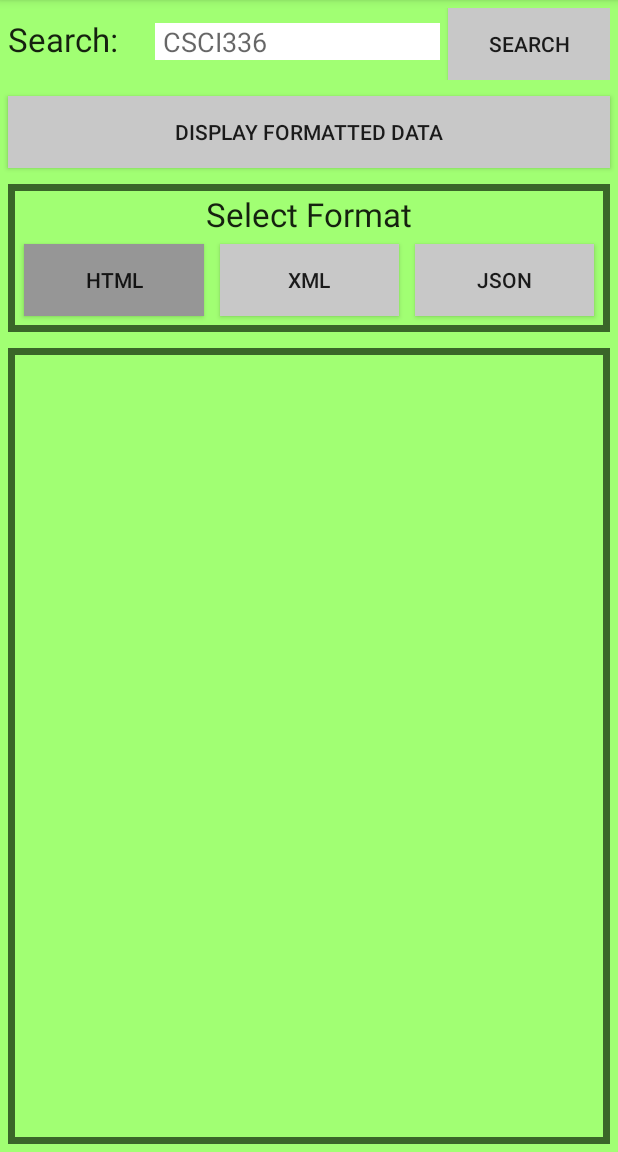
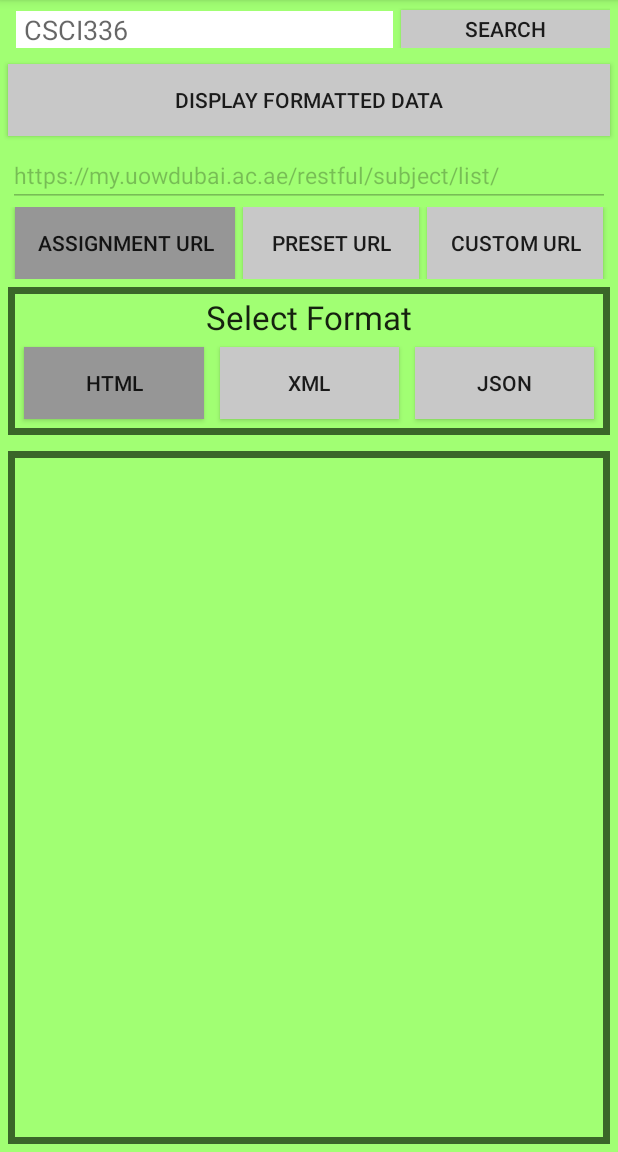
Before and after one commit to Kalithrasil/CSCI342Assignment2, an Android app: the screen it shows after launch (MainActivity), on a phone screen of 412 x 824 dp, the part 84-1236 px from its top. Run offline under Robolectric (Android 15) with nearby library versions, the phone set to English and light mode, and no system bars.

Commit message:
no message

```diff
--- a/app/src/main/java/com/csci342/justin/csci342_assignment2/MainActivity.java
+++ b/app/src/main/java/com/csci342/justin/csci342_assignment2/MainActivity.java
@@ -40,13 +40,15 @@ import javax.net.ssl.X509TrustManager;
 
 public class MainActivity extends AppCompatActivity {
 
-    int button_pressed = 0xff969696;
-    int button_unpressed = 0xffC8C8C8;
-    String selected_format = "HTML";
+    int     button_pressed      = 0xff969696;
+    int     button_unpressed    = 0xffC8C8C8;
+    String  selected_format     = "HTML";
+    String  currentURL          = "https:my.uowdubai.ac.ae/restful/subject/list/";
+    int     useAlternateURL     = 0; //0 = assignment, 1 = preset, 2 = custom
 
     ArrayList<HashMap<String,String>> all_subjects = new ArrayList<HashMap<String,String>>();
+    SQLiteDatabase local_subjects;
 
-    SQLiteDatabase local_subjects;
 
     @Override
     protected void onCreate(Bundle savedInstanceState) {
@@ -56,6 +58,7 @@ public class MainActivity extends AppCompatActivity {
         wipeDatabase();
 
         setButtonPressed("HTML");
+        setURLButtonPressed("assignment");
         initialiseDatabase();
 
         StrictMode.ThreadPolicy policy = new StrictMode.ThreadPolicy.Builder().permitAll().build();
@@ -228,6 +231,65 @@ public class MainActivity extends AppCompatActivity {
                 temp = (Button) findViewById(R.id.MA_json_button);
                 temp.setBackgroundColor(button_unpressed);
                 selected_format = "HTML";
+            }
+        }
+        else
+        {
+            temp = (Button) findViewById(R.id.MA_html_button);
+            temp.setBackgroundColor(button_pressed);
+            temp = (Button) findViewById(R.id.MA_xml_button);
+            temp.setBackgroundColor(button_unpressed);
+            temp = (Button) findViewById(R.id.MA_json_button);
+            temp.setBackgroundColor(button_unpressed);
+            selected_format = "HTML";
+        }
+    }
+
+    public void setURLButtonPressed(String x)
+    {
+        Button temp;
+        EditText urlTextBox = (EditText) findViewById(R.id.MA_currentURL_edittext);
+        if(!(x == null)) {
+            if (x.equals("assignment"))
+            {
+                temp = (Button) findViewById(R.id.MA_URLType_Assignment_button);
+                temp.setBackgroundColor(button_pressed);
+                temp = (Button) findViewById(R.id.MA_URLType_Preset_button);
+                temp.setBackgroundColor(button_unpressed);
+                temp = (Button) findViewById(R.id.MA_URLType_Custom_Button);
+                temp.setBackgroundColor(button_unpressed);
+                urlTextBox.setText("https://my.uowdubai.ac.ae/restful/subject/list/");
+                urlTextBox.setEnabled(false);
+                useAlternateURL = 0;
+
+            }
+            else if (x.equals("preset"))
+            {
+                temp = (Button) findViewById(R.id.MA_URLType_Assignment_button);
+                temp.setBackgroundColor(button_unpressed);
+                temp = (Button) findViewById(R.id.MA_URLType_Preset_button);
+                temp.setBackgroundColor(button_pressed);
+                temp = (Button) findViewById(R.id.MA_URLType_Custom_Button);
+                temp.setBackgroundColor(button_unpressed);
+                if ( selected_format == "HTML" ) urlTextBox.setText("http://www.google.com/");
+                if ( selected_format == "XML"  ) urlTextBox.setText("http://api.androidhive.info/pizza/?format=xml");
+                if ( selected_format == "JSON" ) urlTextBox.setText("http://demo.codeofaninja.com/tutorials/json-example-with-php/index.php");
+
+                urlTextBox.setEnabled(false);
+                useAlternateURL = 1;
+            }
+            else
+            {
+                temp = (Button) findViewById(R.id.MA_URLType_Assignment_button);
+                temp.setBackgroundColor(button_unpressed);
+                temp = (Button) findViewById(R.id.MA_URLType_Preset_button);
+                temp.setBackgroundColor(button_unpressed);
+                temp = (Button) findViewById(R.id.MA_URLType_Custom_Button);
+                temp.setBackgroundColor(button_pressed);
+                urlTextBox.setText("");
+                urlTextBox.setHint("Type URL Here");
+                urlTextBox.setEnabled(true);
+                useAlternateURL = 2;
             }
         }
         else
@@ -461,6 +523,7 @@ public class MainActivity extends AppCompatActivity {
     {
         //Toast.makeText(this, "HTML Pressed", Toast.LENGTH_LONG).show();
         setButtonPressed("HTML");
+        if ( useAlternateURL == 1 ) setURLButtonPressed("preset");
 
         LinearLayout single = (LinearLayout) findViewById(R.id.MA_singlesubjectlayout_linearlayout);
         single.setVisibility(View.INVISIBLE);
@@ -487,6 +550,7 @@ public class MainActivity extends AppCompatActivity {
     {
         //Toast.makeText(this,"XML Pressed",Toast.LENGTH_LONG).show();
         setButtonPressed("XML");
+        if ( useAlternateURL == 1 ) setURLButtonPressed("preset");
 
         LinearLayout single = (LinearLayout) findViewById(R.id.MA_singlesubjectlayout_linearlayout);
         single.setVisibility(View.INVISIBLE);
@@ -513,6 +577,7 @@ public class MainActivity extends AppCompatActivity {
     {
         //Toast.makeText(this,"JSON Pressed",Toast.LENGTH_LONG).show();
         setButtonPressed("JSON");
+        if ( useAlternateURL == 1 ) setURLButtonPressed("preset");
 
         LinearLayout single = (LinearLayout) findViewById(R.id.MA_singlesubjectlayout_linearlayout);
         single.setVisibility(View.INVISIBLE);
@@ -534,6 +599,21 @@ public class MainActivity extends AppCompatActivity {
         appendLocalDatabaseToArrayList();
         LDTV.setText(all_subjects.toString());
 
+    }
+
+    public void URL_AssignmentButtonPressed(View V)
+    {
+        setURLButtonPressed("assignment");
+    }
+
+    public void URL_PresetButtonPressed(View V)
+    {
+        setURLButtonPressed("preset");
+    }
+
+    public void URL_CustomButtonPressed(View V)
+    {
+        setURLButtonPressed("custom");
     }
 
     private class SubjectListAdapter extends BaseAdapter implements View.OnClickListener {
@@ -599,22 +679,26 @@ public class MainActivity extends AppCompatActivity {
         trustManagerThingy();
 
         InputStream is = null;
-        int len = 666;
+        int len = 1000;
         String theReturnedString = "";
 
         try
         {
-            String theURL = "https://www.google.com/";//https:my.uowdubai.ac.ae/restful/subject/list/";
+            EditText urlText = (EditText) findViewById(R.id.MA_currentURL_edittext);
+            String theURL = urlText.getText().toString();//https:my.uowdubai.ac.ae/restful/subject/list/";
+            //Toast.makeText(this,"URL: " + theURL,Toast.LENGTH_SHORT).show();
+
 
             URL url = new URL(theURL);
-            HttpsURLConnection conn = (HttpsURLConnection) url.openConnection();
+            HttpURLConnection conn = (HttpURLConnection) url.openConnection();
+            if ( theURL.substring(0,4).equals("https")) conn = (HttpsURLConnection) url.openConnection();
             conn.setReadTimeout(10000);
             conn.setConnectTimeout(15000);
             conn.setRequestMethod("GET");
 
-            //if (format == "HTML")  conn.setRequestProperty("Content-Type", "application/html");
-            //if (format == "XML" )  conn.setRequestProperty("Content-Type", "application/xml");
-            //if (format == "JSON")  conn.setRequestProperty("Content-Type", "application/json");
+            if (format == "HTML")  conn.setRequestProperty("Content-Type", "application/html");
+            if (format == "XML" )  conn.setRequestProperty("Content-Type", "application/xml");
+            if (format == "JSON")  conn.setRequestProperty("Content-Type", "application/json");
 
             conn.connect();
             //Toast.makeText(this,"Receving: Connected " + conn.toString(),Toast.LENGTH_SHORT).show();
@@ -637,6 +721,8 @@ public class MainActivity extends AppCompatActivity {
         catch (Exception e)
         {
             e.printStackTrace();
+            Toast.makeText(this,"INVALID URL",Toast.LENGTH_LONG).show();
+
         }
 
         return theReturnedString;
--- a/app/src/main/res/layout/activity_main.xml
+++ b/app/src/main/res/layout/activity_main.xml
@@ -13,14 +13,6 @@
         android:layout_height="wrap_content"
         android:layout_margin="5dp">
 
-        <TextView
-            android:layout_width="wrap_content"
-            android:layout_height="wrap_content"
-            android:textAppearance="?android:attr/textAppearanceLarge"
-            android:text="@string/search_title"
-            android:id="@+id/MA_searchtitle_textview"
-            android:layout_weight="1" />
-
         <EditText
             android:layout_width="150dp"
             android:layout_height="wrap_content"
@@ -31,11 +23,12 @@
             android:layout_marginLeft="5dp"
             android:maxLength="8"
             android:layout_weight="2"
-            android:hint="CSCI336" />
+            android:hint="CSCI336"
+            android:layout_marginTop="2dp" />
 
         <Button
             android:layout_width="wrap_content"
-            android:layout_height="wrap_content"
+            android:layout_height="25dp"
             android:text="@string/search"
             android:id="@+id/MA_search_button"
             android:layout_weight="1"
@@ -52,6 +45,51 @@
         android:background="@drawable/button_states"
         android:layout_margin="5dp"
         android:onClick="DisplayAllSubjectsButtonPressed" />
+
+    <EditText
+        android:layout_width="match_parent"
+        android:layout_height="wrap_content"
+        android:id="@+id/MA_currentURL_edittext"
+        android:text="https://my.uowdubai.ac.ae/restful/subject/list/"
+        android:textSize="15dp"
+        android:layout_marginLeft="5dp"
+        android:layout_marginRight="5dp" />
+
+    <LinearLayout
+        android:orientation="horizontal"
+        android:layout_width="match_parent"
+        android:layout_height="wrap_content"
+        android:id="@+id/MA_URLType_linearlayout">
+
+        <Button
+            android:layout_width="wrap_content"
+            android:layout_height="match_parent"
+            android:text="Assignment URL"
+            android:id="@+id/MA_URLType_Assignment_button"
+            android:layout_weight="1"
+            android:layout_marginLeft="10dp"
+            android:layout_marginRight="5dp"
+            android:onClick="URL_AssignmentButtonPressed" />
+
+        <Button
+            android:layout_width="wrap_content"
+            android:layout_height="match_parent"
+            android:text="PRESET URL"
+            android:id="@+id/MA_URLType_Preset_button"
+            android:layout_weight="1"
+            android:layout_marginRight="5dp"
+            android:nestedScrollingEnabled="false"
+            android:onClick="URL_PresetButtonPressed" />
+
+        <Button
+            android:layout_width="wrap_content"
+            android:layout_height="match_parent"
+            android:text="CUSTOM URL"
+            android:id="@+id/MA_URLType_Custom_Button"
+            android:layout_weight="1"
+            android:layout_marginRight="10dp"
+            android:onClick="URL_CustomButtonPressed" />
+    </LinearLayout>
 
     <LinearLayout
         android:orientation="vertical"
```
Also changed, not shown: settings.gradle (line endings or trailing spaces), 1 other file.
